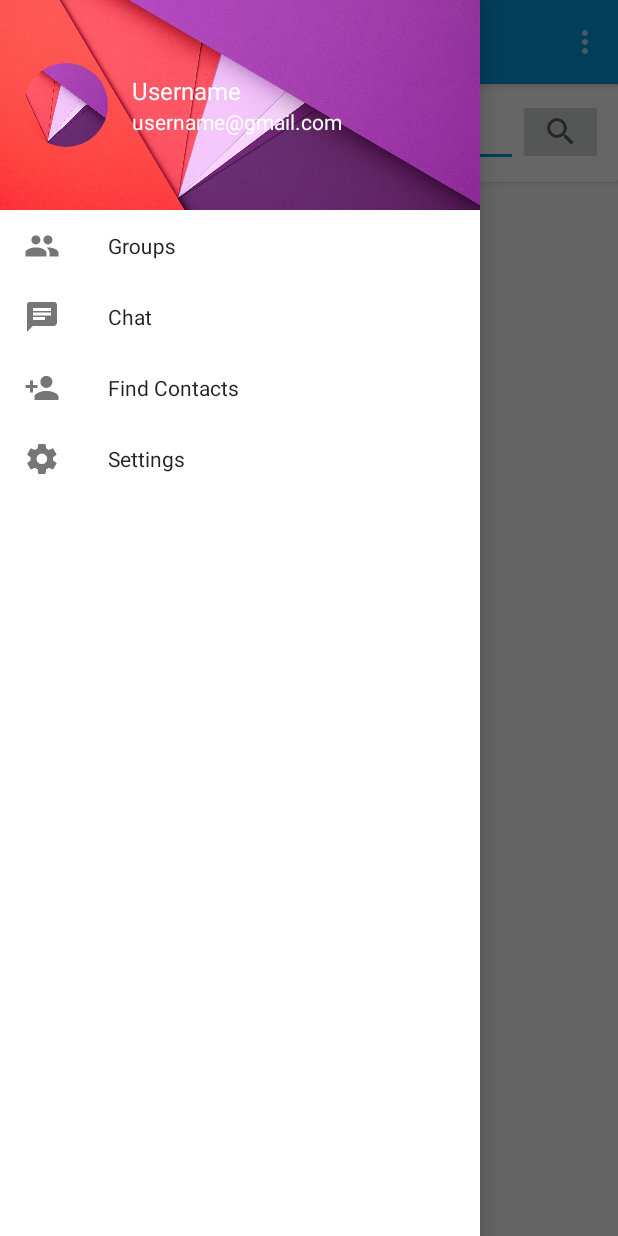
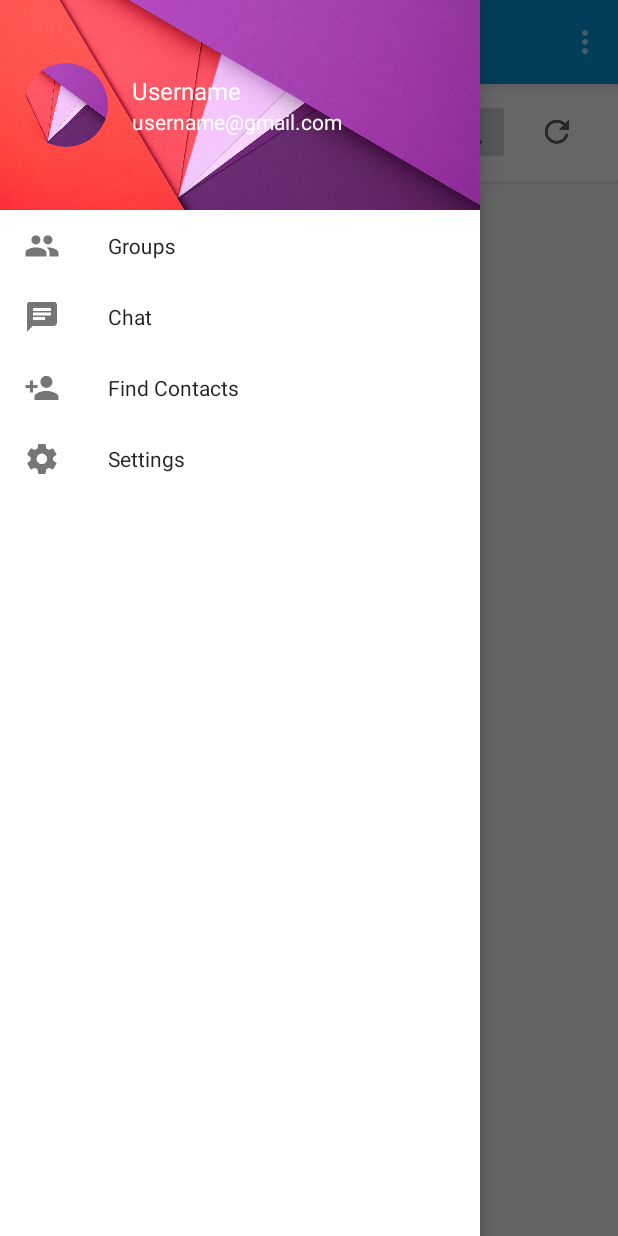
Before and after one commit to FarooqAR/me, an Android app: the fragment GroupMemberFragment placed in its activity, after a tap on "Open drawer", on a phone screen of 412 x 824 dp. Run offline under Robolectric (Android 15) with nearby library versions, the phone set to English and light mode, and no system bars; our stand-ins replace CircleImageView; libraries missing offline, so code that uses them is left out: com.cloudinary, com.cloudinary.utils, com.firebase.client, com.soundcloud.android; pictures from the network do not load; 17 statements that could not run were skipped.

Commit message:
added refresh button

```diff
--- a/app/src/main/res/layout/fragment_group_member.xml
+++ b/app/src/main/res/layout/fragment_group_member.xml
@@ -32,16 +32,16 @@
                 android:layout_weight="1"
                 android:id="@+id/action_find_member"
                 android:src="@drawable/ic_search_gray_24dp"/>
+            <ImageButton
+                android:layout_width="wrap_content"
+                android:layout_height="wrap_content"
+                android:layout_weight="1"
+                style="@style/Base.Widget.AppCompat.Toolbar.Button.Navigation"
+                android:padding="10dp"
+                android:id="@+id/action_refresh_member"
+                android:src="@drawable/ic_refresh_gray_24dp"/>
         </LinearLayout>
     </android.support.v7.widget.CardView>
-    <TextView
-        android:layout_width="wrap_content"
-        android:layout_height="wrap_content"
-        android:layout_centerHorizontal="true"
-        android:textColor="#9a000000"
-        android:layout_below="@+id/add_member_edittext_container"
-        android:text="Please select a group"
-        android:id="@+id/select_group"/>
     <android.support.v7.widget.RecyclerView
         android:id="@+id/group_members_recyclerview"
         android:layout_width="match_parent"
```
Also changed, not shown: app/src/main/res/layout/fragment_group_list.xml (+8 -0 lines).
